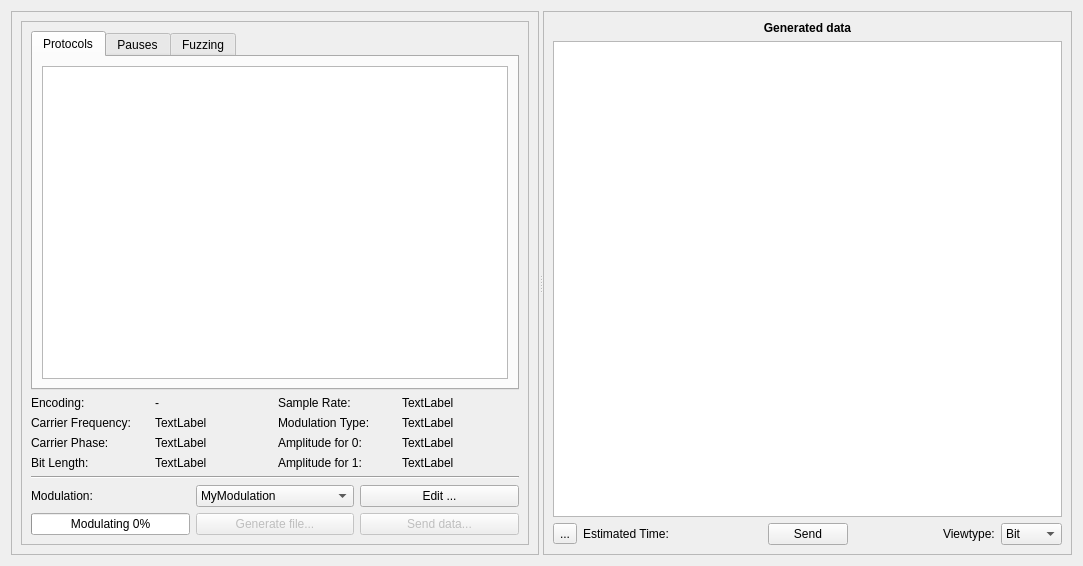
This is ui/generator.ui in jopohl/urh as Qt 5 draws it before an edit. The edited form follows.
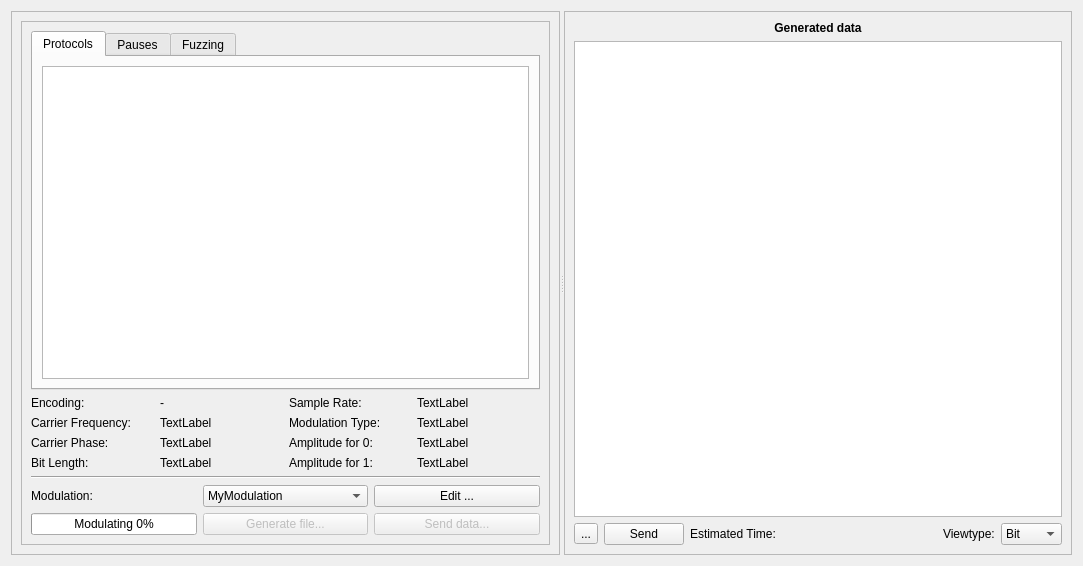
This is the edited form. Icons and pictures are not drawn. Custom widgets are drawn as their Qt base class.

Commit message: improve network send button design

What changed in the file:
```diff
--- a/ui/generator.ui
+++ b/ui/generator.ui
@@ -37,7 +37,7 @@
            <rect>
             <x>0</x>
             <y>0</y>
-            <width>599</width>
+            <width>512</width>
             <height>530</height>
            </rect>
           </property>
@@ -394,7 +394,7 @@
        <enum>QFrame::Raised</enum>
       </property>
       <layout class="QGridLayout" name="gridLayout">
-       <item row="1" column="0" colspan="7">
+       <item row="1" column="0" colspan="8">
         <widget class="GeneratorTableView" name="tableMessages">
          <property name="acceptDrops">
           <bool>true</bool>
@@ -445,7 +445,7 @@
          </property>
         </widget>
        </item>
-       <item row="2" column="1">
+       <item row="2" column="2">
         <widget class="QLabel" name="lEstimatedTime">
          <property name="toolTip">
           <string>&lt;html&gt;&lt;head/&gt;&lt;body&gt;&lt;p&gt;The estimated average time is based on the average number of bits per message and average sample rate, you set for the modulations.&lt;/p&gt;&lt;/body&gt;&lt;/html&gt;</string>
@@ -455,7 +455,7 @@
          </property>
         </widget>
        </item>
-       <item row="2" column="4">
+       <item row="2" column="5">
         <spacer name="horizontalSpacer_3">
          <property name="orientation">
           <enum>Qt::Horizontal</enum>
@@ -468,7 +468,7 @@
          </property>
         </spacer>
        </item>
-       <item row="2" column="5">
+       <item row="2" column="6">
         <widget class="QLabel" name="lViewType">
          <property name="sizePolicy">
           <sizepolicy hsizetype="Fixed" vsizetype="Preferred">
@@ -481,7 +481,7 @@
          </property>
         </widget>
        </item>
-       <item row="2" column="6">
+       <item row="2" column="7">
         <widget class="QComboBox" name="cbViewType">
          <item>
           <property name="text">
@@ -500,7 +500,7 @@
          </item>
         </widget>
        </item>
-       <item row="0" column="0" colspan="7">
+       <item row="0" column="0" colspan="8">
         <widget class="QLabel" name="label_3">
          <property name="font">
           <font>
@@ -516,20 +516,7 @@
          </property>
         </widget>
        </item>
-       <item row="2" column="2">
-        <spacer name="horizontalSpacer">
-         <property name="orientation">
-          <enum>Qt::Horizontal</enum>
-         </property>
-         <property name="sizeHint" stdset="0">
-          <size>
-           <width>40</width>
-           <height>20</height>
-          </size>
-         </property>
-        </spacer>
-       </item>
-       <item row="2" column="3">
+       <item row="2" column="1">
         <widget class="QPushButton" name="btnNetworkSDRSend">
          <property name="toolTip">
           <string>&lt;html&gt;&lt;head/&gt;&lt;body&gt;&lt;p&gt;Send encoded data to your external application via TCP.&lt;/p&gt;&lt;/body&gt;&lt;/html&gt;</string>
@@ -537,6 +524,9 @@
          <property name="text">
           <string>Send</string>
          </property>
+         <property name="icon">
+          <iconset theme="network-wired"/>
+         </property>
         </widget>
        </item>
       </layout>
@@ -547,7 +537,6 @@
       <zorder>tableMessages</zorder>
       <zorder>btnSave</zorder>
       <zorder>horizontalSpacer_3</zorder>
-      <zorder>horizontalSpacer</zorder>
       <zorder>btnNetworkSDRSend</zorder>
      </widget>
     </widget>
```
The commit also changes 1 other file.
